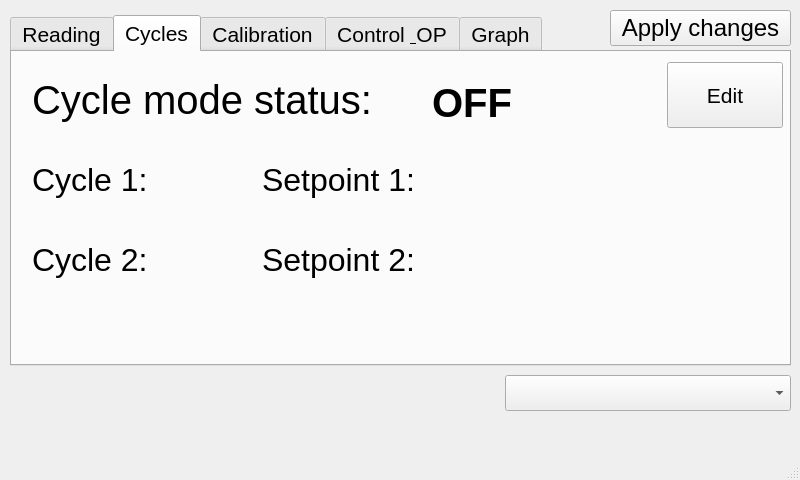
Before: the Qt Designer form m_monitron_0_0/m_monitron_0_0.ui in StokeDude18/m_monitron, drawn with Qt 5.
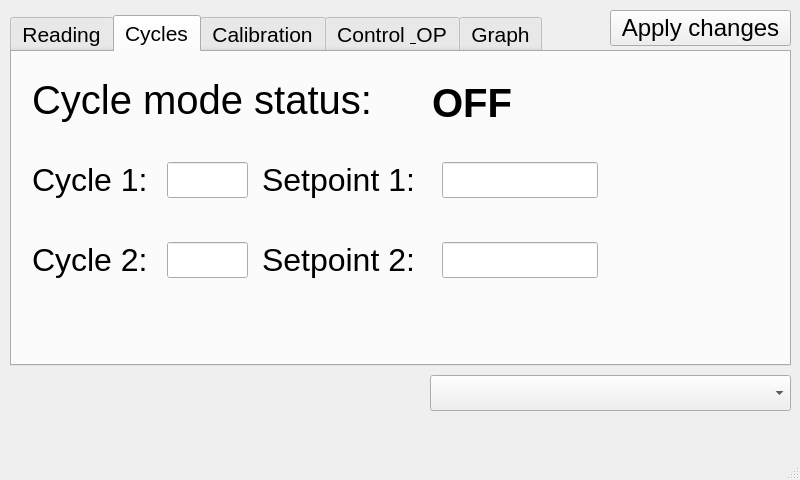
After: the same form once the commit is applied. The open tabs and pages were chosen to show the change. Custom widgets are drawn as their Qt base class.

What changed in the file:
```diff
--- a/m_monitron_0_0/m_monitron_0_0.ui
+++ b/m_monitron_0_0/m_monitron_0_0.ui
@@ -193,19 +193,6 @@
        <string>Cycle mode status:</string>
       </property>
      </widget>
-     <widget class="QPushButton" name="b_Edit_tCycles">
-      <property name="geometry">
-       <rect>
-        <x>655</x>
-        <y>10</y>
-        <width>116</width>
-        <height>66</height>
-       </rect>
-      </property>
-      <property name="text">
-       <string>Edit</string>
-      </property>
-     </widget>
      <widget class="QLabel" name="l_Setpoint_Cycle_1">
       <property name="geometry">
        <rect>
@@ -278,90 +265,6 @@
        <string>Cycle 1:</string>
       </property>
      </widget>
-     <widget class="QLabel" name="l_Current_Cycle_1">
-      <property name="geometry">
-       <rect>
-        <x>160</x>
-        <y>110</y>
-        <width>66</width>
-        <height>36</height>
-       </rect>
-      </property>
-      <property name="font">
-       <font>
-        <pointsize>24</pointsize>
-        <weight>75</weight>
-        <italic>false</italic>
-        <bold>true</bold>
-       </font>
-      </property>
-      <property name="text">
-       <string/>
-      </property>
-     </widget>
-     <widget class="QLabel" name="l_Current_Cycle_2">
-      <property name="geometry">
-       <rect>
-        <x>160</x>
-        <y>190</y>
-        <width>66</width>
-        <height>36</height>
-       </rect>
-      </property>
-      <property name="font">
-       <font>
-        <pointsize>24</pointsize>
-        <weight>75</weight>
-        <italic>false</italic>
-        <bold>true</bold>
-       </font>
-      </property>
-      <property name="text">
-       <string/>
-      </property>
-     </widget>
-     <widget class="QLabel" name="l_Current_Cycle_Setpoint_1">
-      <property name="geometry">
-       <rect>
-        <x>425</x>
-        <y>115</y>
-        <width>86</width>
-        <height>26</height>
-       </rect>
-      </property>
-      <property name="font">
-       <font>
-        <pointsize>24</pointsize>
-        <weight>75</weight>
-        <italic>false</italic>
-        <bold>true</bold>
-       </font>
-      </property>
-      <property name="text">
-       <string/>
-      </property>
-     </widget>
-     <widget class="QLabel" name="l_Current_Cycle_Setpoint_2">
-      <property name="geometry">
-       <rect>
-        <x>425</x>
-        <y>195</y>
-        <width>86</width>
-        <height>26</height>
-       </rect>
-      </property>
-      <property name="font">
-       <font>
-        <pointsize>24</pointsize>
-        <weight>75</weight>
-        <italic>false</italic>
-        <bold>true</bold>
-       </font>
-      </property>
-      <property name="text">
-       <string/>
-      </property>
-     </widget>
      <widget class="QLabel" name="l_Cycle_Mode_Current_State">
       <property name="geometry">
        <rect>
@@ -382,6 +285,66 @@
        <string>OFF</string>
       </property>
      </widget>
+     <widget class="EditLine" name="tb_Cycle1">
+      <property name="geometry">
+       <rect>
+        <x>155</x>
+        <y>110</y>
+        <width>81</width>
+        <height>36</height>
+       </rect>
+      </property>
+      <property name="font">
+       <font>
+        <pointsize>24</pointsize>
+       </font>
+      </property>
+     </widget>
+     <widget class="EditLine" name="tb_Cycle2">
+      <property name="geometry">
+       <rect>
+        <x>155</x>
+        <y>190</y>
+        <width>81</width>
+        <height>36</height>
+       </rect>
+      </property>
+      <property name="font">
+       <font>
+        <pointsize>24</pointsize>
+       </font>
+      </property>
+     </widget>
+     <widget class="EditLine" name="tb_Setpoint1">
+      <property name="geometry">
+       <rect>
+        <x>430</x>
+        <y>110</y>
+        <width>156</width>
+        <height>36</height>
+       </rect>
+      </property>
+      <property name="font">
+       <font>
+        <pointsize>24</pointsize>
+       </font>
+      </property>
+     </widget>
+     <widget class="EditLine" name="tb_Setpoint2">
+      <property name="geometry">
+       <rect>
+        <x>430</x>
+        <y>190</y>
+        <width>156</width>
+        <height>36</height>
+       </rect>
+      </property>
+      <property name="font">
+       <font>
+        <pointsize>24</pointsize>
+       </font>
+      </property>
+     </widget>
     </widget>
     <widget class="QWidget" name="t_Calibration">
      <attribute name="title">
@@ -849,9 +812,9 @@
    <widget class="QComboBox" name="cb_Module_Select">
     <property name="geometry">
      <rect>
-      <x>505</x>
+      <x>430</x>
       <y>375</y>
-      <width>286</width>
+      <width>361</width>
       <height>36</height>
      </rect>
     </property>
@@ -876,6 +839,13 @@
   </widget>
  </widget>
  <layoutdefault spacing="6" margin="11"/>
+ <customwidgets>
+  <customwidget>
+   <class>EditLine</class>
+   <extends>QLineEdit</extends>
+   <header>editline.h</header>
+  </customwidget>
+ </customwidgets>
  <resources/>
  <connections/>
 </ui>
```
Left out of the diff: 162 changed lines with no effect on the pictures.
